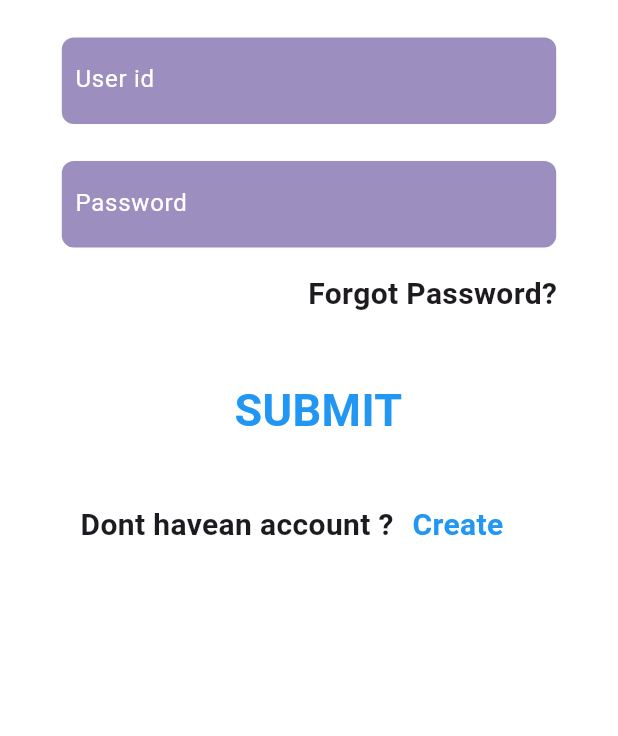
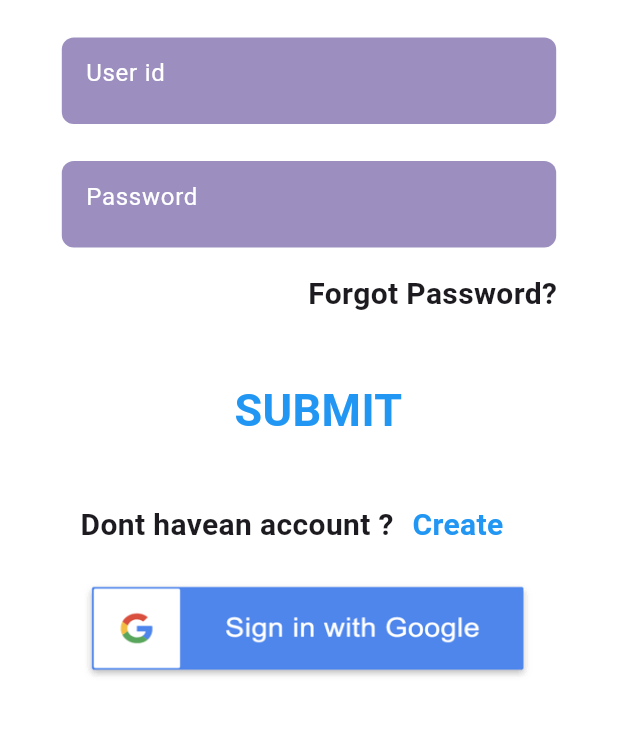
Before and after one commit to Shelvin46/head_x, a Flutter app: the screen it shows after launch, on a phone screen of 412 x 824 dp, the part 457-1193 px from its top. Run offline on Flutter 3.47's test engine with Material 2 defaults, Android fonts, the phone set to English and light mode, and no system bars; our stand-ins replace bloc, carousel_slider, firebase_auth, firebase_core, google_sign_in; accounts and stored records are empty.

Commit message:
first commit

```diff
--- a/lib/main.dart
+++ b/lib/main.dart
@@ -1,9 +1,11 @@
+import 'package:firebase_core/firebase_core.dart';
 import 'package:flutter/material.dart';
 import 'package:head_x/presentation/auth/userLogin.dart';
 
 late MediaQueryData myMediaQueryData;
-void main() {
+void main() async {
   WidgetsFlutterBinding.ensureInitialized();
+  await Firebase.initializeApp();
   myMediaQueryData = MediaQueryData.fromWindow(WidgetsBinding.instance.window);
 
   runApp(const MyApp());
@@ -21,7 +23,7 @@ class MyApp extends StatelessWidget {
         useMaterial3: true,
         primarySwatch: Colors.blue,
       ),
-      home: const UserLogin(),
+      home: UserLogin(),
     );
   }
 }
--- a/lib/presentation/auth/userLogin.dart
+++ b/lib/presentation/auth/userLogin.dart
@@ -1,16 +1,23 @@
+import 'dart:developer';
+
+import 'package:firebase_auth/firebase_auth.dart';
 import 'package:flutter/material.dart';
 import 'package:head_x/core/bottom_nav.dart';
 import 'package:head_x/core/uiConstWidget.dart';
 import 'package:head_x/core/uiConstant.dart';
+import 'package:head_x/firebase/firebase_services/google_signin.dart';
 import 'package:head_x/presentation/auth/userSignup.dart';
 
 import '../../main.dart';
 
 class UserLogin extends StatelessWidget {
-  const UserLogin({super.key});
+  UserLogin({super.key});
+  final emailController = TextEditingController();
+  final passwordController = TextEditingController();
 
   @override
   Widget build(BuildContext context) {
+    final _formKey = GlobalKey<FormState>();
     return Scaffold(
       backgroundColor: loginPageCr,
       body: SingleChildScrollView(
@@ -22,15 +29,32 @@ class UserLogin extends StatelessWidget {
             decoration: loginContainer,
           ),
           loginPageGap2,
+          Form(
+            key: _formKey,
+            child: Column(
+              children: [
                 Container(
                   height: myMediaQueryData.size.height * 0.07,
                   width: myMediaQueryData.size.height * 0.4,
                   decoration: textformRadius,
-            child: TextField(
+                  child: TextFormField(
+                    style: TextStyle(color: Colors.white),
+                    cursorColor: Colors.white,
+                    cursorHeight: 20,
+                    validator: (value) {
+                      if (value == null || value.isEmpty) {
+                        return 'Please enter a mail id';
+                      }
+                      return null;
+                    },
+                    controller: emailController,
                     decoration: InputDecoration(
                       border: InputBorder.none,
-                  labelText: "  User id",
-                  labelStyle: labelColor),
+                      labelText: "User id",
+                      labelStyle: labelColor,
+                      contentPadding:
+                          EdgeInsets.only(left: 16.0), // add left padding
+                    ),
                   ),
                 ),
                 loginPageGap2,
@@ -38,11 +62,27 @@ class UserLogin extends StatelessWidget {
                   height: myMediaQueryData.size.height * 0.07,
                   width: myMediaQueryData.size.height * 0.4,
                   decoration: textformRadius,
-            child: TextField(
+                  child: TextFormField(
+                    obscureText: true,
+                    style: TextStyle(color: Colors.white),
+                    cursorColor: Colors.white,
+                    cursorHeight: 20,
+                    validator: (value) {
+                      if (value == null || value.isEmpty) {
+                        return 'Please enter a Password';
+                      }
+                      return null;
+                    },
+                    controller: passwordController,
                     decoration: InputDecoration(
                       border: InputBorder.none,
-                  labelText: "  Password",
-                  labelStyle: labelColor),
+                      labelText: "Password",
+                      labelStyle: labelColor,
+                      contentPadding: const EdgeInsets.only(left: 16.0),
+                    ),
+                  ),
+                ),
+              ],
             ),
           ),
           loginPageGap3,
@@ -53,11 +93,26 @@ class UserLogin extends StatelessWidget {
           loginPageGap4,
           InkWell(
             onTap: () {
-              Navigator.push(context, MaterialPageRoute(
+              if (_formKey.currentState!.validate()) {
+                FirebaseAuth.instance
+                    .signInWithEmailAndPassword(
+                        email: emailController.text,
+                        password: passwordController.text)
+                    .then((value) {
+                  Navigator.pushReplacement(context, MaterialPageRoute(
                     builder: (context) {
                       return BottomNav();
                     },
                   ));
+                }).onError((error, stackTrace) {
+                  ScaffoldMessenger.of(context).showSnackBar(
+                    SnackBar(
+                      content: Text(error.toString().split("]")[1].trim()),
+                      backgroundColor: Colors.blue,
+                    ),
+                  );
+                });
+              }
             },
             child: Padding(
               padding:
@@ -92,6 +147,28 @@ class UserLogin extends StatelessWidget {
               ],
             ),
           ),
+          SizedBox(
+            height: 20,
+          ),
+          InkWell(
+            onTap: () async {
+              await FiireBaseGoogle().signInWithGoogle();
+              Navigator.push(context, MaterialPageRoute(
+                builder: (context) {
+                  return BottomNav();
+                },
+              ));
+            },
+            child: Container(
+              width: 300,
+              height: 70,
+              decoration: BoxDecoration(
+                  image: DecorationImage(
+                image: AssetImage("assets/signin.png"),
+                fit: BoxFit.fill,
+              )),
+            ),
+          )
         ]),
       ),
     );
```
Also changed, not shown: lib/firebase/firebase_services/google_signin.dart (added, +30 -0 lines), lib/presentation/account/main_account.dart (+16 -0 lines), lib/presentation/auth/userSignup.dart (+62 -17 lines), pubspec.yaml (+20 -26 lines), assets/google.png (added), assets/signin.png (added), pubspec.lock, 4 other files. Lines whose indentation alone changed are shown as unchanged.
